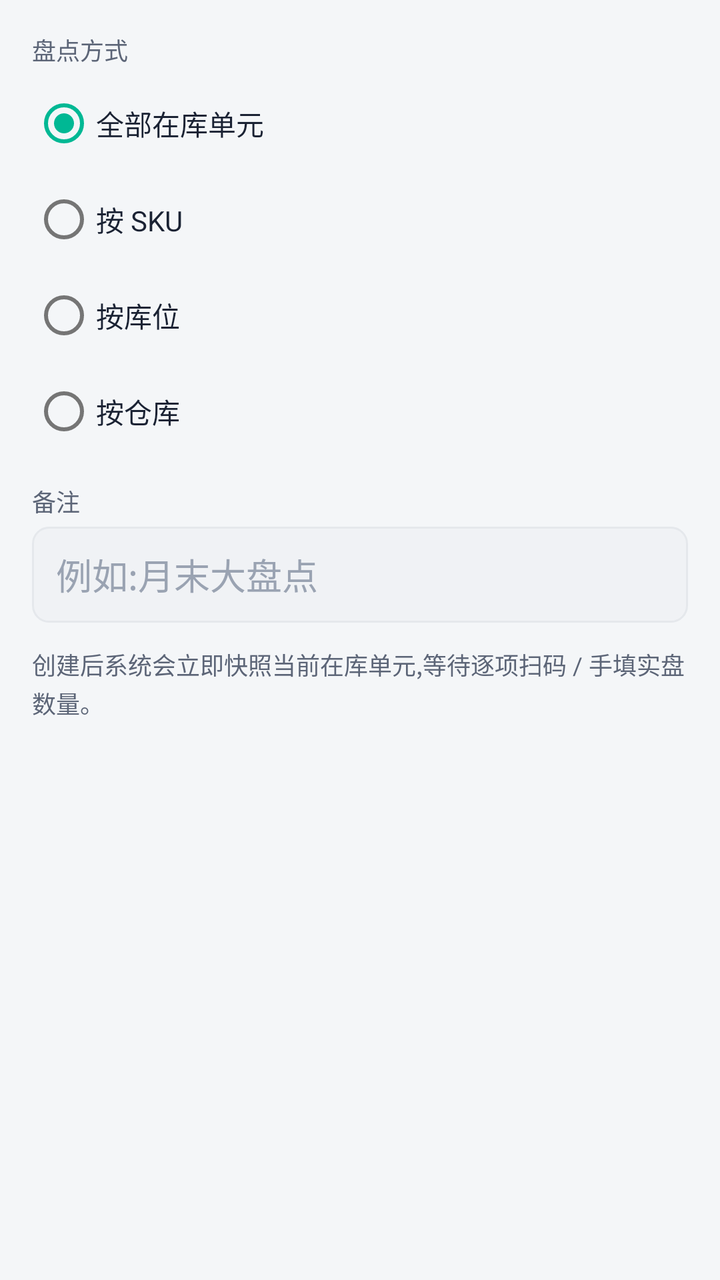
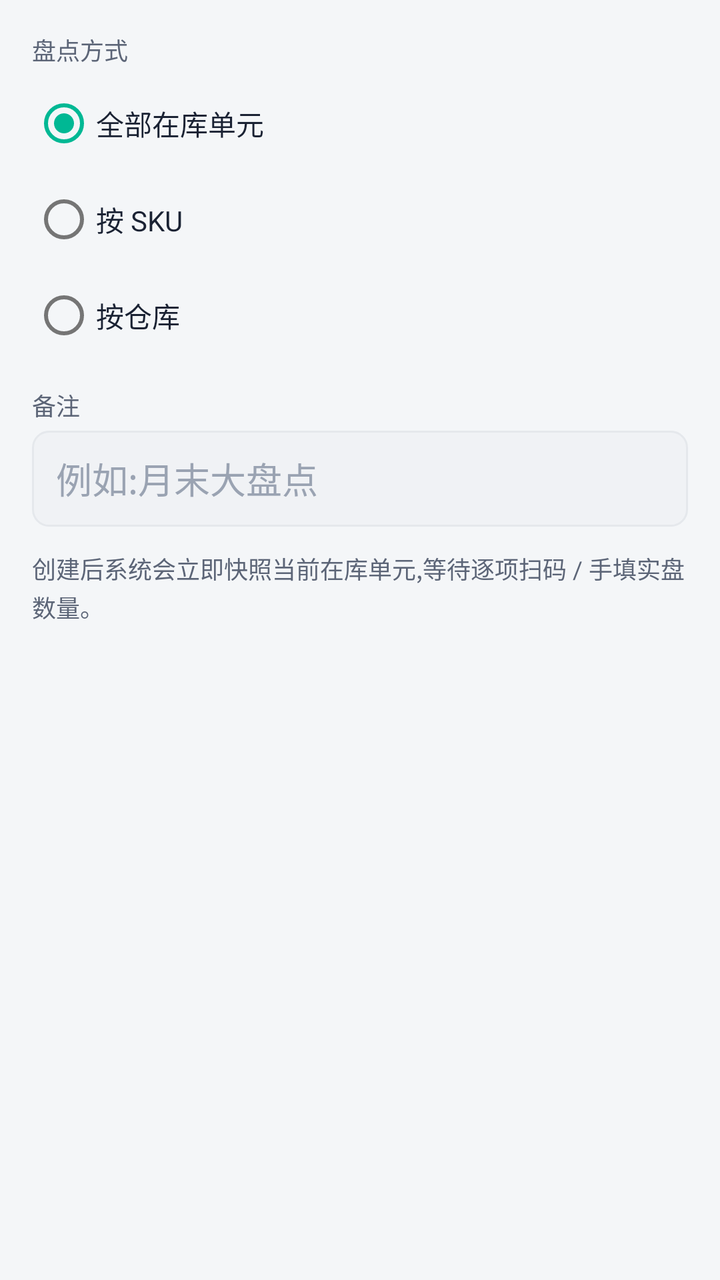

Screens rendered from an Android XML layout before and after an edit, with the pre-edit source and the edit as a unified diff.
<!-- AndroidManifest.xml: application theme Theme.SimpleWmsPda -->
<!-- res/layout/dialog_stocktake_new.xml -->
<?xml version="1.0" encoding="utf-8"?>
<ScrollView xmlns:android="http://schemas.android.com/apk/res/android"
    android:layout_width="match_parent"
    android:layout_height="wrap_content"
    android:fillViewport="true">

    <LinearLayout
        android:layout_width="match_parent"
        android:layout_height="wrap_content"
        android:orientation="vertical"
        android:padding="@dimen/space_lg">

        <TextView
            android:layout_width="wrap_content"
            android:layout_height="wrap_content"
            android:text="@string/stocktake_scope"
            style="@style/Text.Caption" />

        <RadioGroup
            android:id="@+id/rg_scope"
            android:layout_width="match_parent"
            android:layout_height="wrap_content"
            android:layout_marginTop="@dimen/space_xs"
            android:orientation="vertical">

            <RadioButton
                android:id="@+id/rb_scope_all"
                android:layout_width="match_parent"
                android:layout_height="wrap_content"
                android:minHeight="@dimen/touch_min"
                android:checked="true"
                android:text="@string/stocktake_scope_all"
                android:textColor="@color/text_primary" />

            <RadioButton
                android:id="@+id/rb_scope_sku"
                android:layout_width="match_parent"
                android:layout_height="wrap_content"
                android:minHeight="@dimen/touch_min"
                android:text="@string/stocktake_scope_sku"
                android:textColor="@color/text_primary" />

            <RadioButton
                android:id="@+id/rb_scope_location"
                android:layout_width="match_parent"
                android:layout_height="wrap_content"
                android:minHeight="@dimen/touch_min"
                android:text="@string/stocktake_scope_location"
                android:textColor="@color/text_primary" />

            <RadioButton
                android:id="@+id/rb_scope_warehouse"
                android:layout_width="match_parent"
                android:layout_height="wrap_content"
                android:minHeight="@dimen/touch_min"
                android:text="@string/stocktake_scope_warehouse"
                android:textColor="@color/text_primary" />
        </RadioGroup>

        <TextView
            android:id="@+id/tv_keyword_label"
            android:layout_width="wrap_content"
            android:layout_height="wrap_content"
            android:layout_marginTop="@dimen/space_md"
            android:text="@string/stocktake_sku_label"
            android:visibility="gone"
            style="@style/Text.Caption" />

        <EditText
            android:id="@+id/et_keyword"
            android:layout_width="match_parent"
            android:layout_height="@dimen/touch_min"
            android:layout_marginTop="@dimen/space_xs"
            android:background="@drawable/bg_input"
            android:paddingStart="@dimen/space_md"
            android:paddingEnd="@dimen/space_md"
            android:hint="@string/stocktake_sku_hint"
            android:textColor="@color/text_primary"
            android:textColorHint="@color/text_hint"
            android:inputType="text"
            android:visibility="gone" />

        <TextView
            android:id="@+id/tv_warehouse_label"
            android:layout_width="wrap_content"
            android:layout_height="wrap_content"
            android:layout_marginTop="@dimen/space_md"
            android:text="@string/stocktake_warehouse_label"
            android:visibility="gone"
            style="@style/Text.Caption" />

        <Spinner
            android:id="@+id/sp_warehouse"
            android:layout_width="match_parent"
            android:layout_height="@dimen/touch_min"
            android:layout_marginTop="@dimen/space_xs"
            android:background="@drawable/bg_input"
            android:visibility="gone" />

        <TextView
            android:id="@+id/tv_location_label"
            android:layout_width="wrap_content"
            android:layout_height="wrap_content"
            android:layout_marginTop="@dimen/space_md"
            android:text="@string/stocktake_scope_location"
            android:visibility="gone"
            style="@style/Text.Caption" />

        <Spinner
            android:id="@+id/sp_location"
            android:layout_width="match_parent"
            android:layout_height="@dimen/touch_min"
            android:layout_marginTop="@dimen/space_xs"
            android:background="@drawable/bg_input"
            android:visibility="gone" />

        <TextView
            android:id="@+id/tv_multi_loc_label"
            android:layout_width="wrap_content"
            android:layout_height="wrap_content"
            android:layout_marginTop="@dimen/space_md"
            android:text="@string/stocktake_multi_loc_label"
            android:visibility="gone"
            style="@style/Text.Caption" />

        <TextView
            android:id="@+id/tv_multi_loc_value"
            android:layout_width="match_parent"
            android:layout_height="@dimen/touch_min"
            android:layout_marginTop="@dimen/space_xs"
            android:background="@drawable/bg_input"
            android:gravity="center_vertical"
            android:paddingStart="@dimen/space_md"
            android:paddingEnd="@dimen/space_md"
            android:text="@string/stocktake_multi_loc_all"
            android:textColor="@color/text_primary"
            android:visibility="gone" />

        <TextView
            android:layout_width="wrap_content"
            android:layout_height="wrap_content"
            android:layout_marginTop="@dimen/space_md"
            android:text="@string/stocktake_remark"
            style="@style/Text.Caption" />

        <EditText
            android:id="@+id/et_remark"
            android:layout_width="match_parent"
            android:layout_height="@dimen/touch_min"
            android:layout_marginTop="@dimen/space_xs"
            android:background="@drawable/bg_input"
            android:paddingStart="@dimen/space_md"
            android:paddingEnd="@dimen/space_md"
            android:hint="@string/stocktake_remark_hint"
            android:textColor="@color/text_primary"
            android:textColorHint="@color/text_hint"
            android:inputType="text" />

        <TextView
            android:layout_width="wrap_content"
            android:layout_height="wrap_content"
            android:layout_marginTop="@dimen/space_md"
            android:text="@string/stocktake_create_fmt"
            android:lineSpacingExtra="2dp"
            style="@style/Text.Caption" />
    </LinearLayout>
</ScrollView>
<!-- resources referenced by this layout -->
<resources>
  <color name="text_hint">#9AA3B2</color>
  <color name="text_primary">#1A2233</color>
  <dimen name="space_lg">16dp</dimen>
  <dimen name="space_md">12dp</dimen>
  <dimen name="space_xs">4dp</dimen>
  <dimen name="touch_min">48dp</dimen>
  <!-- drawable bg_input (drawable) -->
  <?xml version="1.0" encoding="utf-8"?>
  <shape xmlns:android="http://schemas.android.com/apk/res/android" android:shape="rectangle">
      <solid android:color="@color/bg_subtle" />
      <corners android:radius="8dp" />
      <stroke android:width="1dp" android:color="@color/divider" />
  </shape>
  <string name="stocktake_create_fmt">创建后系统会立即快照当前在库单元,等待逐项扫码 / 手填实盘数量。</string>
  <string name="stocktake_multi_loc_all">全部库位(点此选择)</string>
  <string name="stocktake_multi_loc_label">限定库位(可多选)</string>
  <string name="stocktake_remark">备注</string>
  <string name="stocktake_remark_hint">例如:月末大盘点</string>
  <string name="stocktake_scope">盘点方式</string>
  <string name="stocktake_scope_all">全部在库单元</string>
  <string name="stocktake_scope_location">按库位</string>
  <string name="stocktake_scope_sku">按 SKU</string>
  <string name="stocktake_scope_warehouse">按仓库</string>
  <string name="stocktake_sku_hint">输入 SKU,多个用逗号分隔(最多 50 个)</string>
  <string name="stocktake_sku_label">SKU</string>
  <string name="stocktake_warehouse_label">仓库</string>
  <style name="Text.Caption">
          <item name="android:textSize">@dimen/text_caption</item>
          <item name="android:textColor">@color/text_secondary</item>
      </style>
  <style name="Theme.SimpleWmsPda" parent="Theme.SimpleWMS" />
  <color name="bg_subtle">#F0F2F5</color>
  <color name="divider">#E5E8EC</color>
  <dimen name="text_caption">12sp</dimen>
  <color name="text_secondary">#5C6577</color>
  <style name="Theme.SimpleWMS" parent="Theme.MaterialComponents.Light.NoActionBar">
          <item name="colorPrimary">@color/primary</item>
          <item name="colorPrimaryDark">@color/primary_dark</item>
          <item name="colorAccent">@color/accent</item>
          <item name="android:windowBackground">@color/bg_page</item>
          <item name="android:statusBarColor">@color/primary_dark</item>
          <item name="android:navigationBarColor">@color/bg_card</item>
          <item name="android:textColorPrimary">@color/text_primary</item>
          <item name="android:textColorSecondary">@color/text_secondary</item>
          <item name="materialButtonStyle">@style/Widget.SimpleWMS.Button</item>
      </style>
  <color name="primary">#1E6BFF</color>
  <color name="primary_dark">#0E4CCB</color>
  <color name="accent">#00B894</color>
  <color name="bg_page">#F4F6F8</color>
  <color name="bg_card">#FFFFFF</color>
  <style name="Widget.SimpleWMS.Button" parent="Widget.MaterialComponents.Button">
          <item name="cornerRadius">@dimen/card_corner</item>
          <item name="android:minHeight">@dimen/touch_min</item>
          <item name="android:textSize">@dimen/text_subtitle</item>
      </style>
  <dimen name="card_corner">12dp</dimen>
  <dimen name="text_subtitle">16sp</dimen>
</resources>

<!-- the commit's change to res/layout/dialog_stocktake_new.xml (unified diff, before → after) -->
@@ -41,14 +41,6 @@
                 android:textColor="@color/text_primary" />
 
             <RadioButton
-                android:id="@+id/rb_scope_location"
-                android:layout_width="match_parent"
-                android:layout_height="wrap_content"
-                android:minHeight="@dimen/touch_min"
-                android:text="@string/stocktake_scope_location"
-                android:textColor="@color/text_primary" />
-
-            <RadioButton
                 android:id="@+id/rb_scope_warehouse"
                 android:layout_width="match_parent"
                 android:layout_height="wrap_content"
@@ -58,7 +50,7 @@
         </RadioGroup>
 
         <TextView
-            android:id="@+id/tv_keyword_label"
+            android:id="@+id/tv_sku_label"
             android:layout_width="wrap_content"
             android:layout_height="wrap_content"
             android:layout_marginTop="@dimen/space_md"
@@ -66,18 +58,18 @@
             android:visibility="gone"
             style="@style/Text.Caption" />
 
-        <EditText
-            android:id="@+id/et_keyword"
+        
+        <TextView
+            android:id="@+id/tv_sku_value"
             android:layout_width="match_parent"
             android:layout_height="@dimen/touch_min"
             android:layout_marginTop="@dimen/space_xs"
             android:background="@drawable/bg_input"
+            android:gravity="center_vertical"
             android:paddingStart="@dimen/space_md"
             android:paddingEnd="@dimen/space_md"
-            android:hint="@string/stocktake_sku_hint"
+            android:text="@string/stocktake_sku_none"
             android:textColor="@color/text_primary"
-            android:textColorHint="@color/text_hint"
-            android:inputType="text"
             android:visibility="gone" />
 
         <TextView
@@ -91,23 +83,6 @@
 
         <Spinner
             android:id="@+id/sp_warehouse"
-            android:layout_width="match_parent"
-            android:layout_height="@dimen/touch_min"
-            android:layout_marginTop="@dimen/space_xs"
-            android:background="@drawable/bg_input"
-            android:visibility="gone" />
-
-        <TextView
-            android:id="@+id/tv_location_label"
-            android:layout_width="wrap_content"
-            android:layout_height="wrap_content"
-            android:layout_marginTop="@dimen/space_md"
-            android:text="@string/stocktake_scope_location"
-            android:visibility="gone"
-            style="@style/Text.Caption" />
-
-        <Spinner
-            android:id="@+id/sp_location"
             android:layout_width="match_parent"
             android:layout_height="@dimen/touch_min"
             android:layout_marginTop="@dimen/space_xs"
<!-- resource entries referenced after the edit -->
@@ -20,11 +20,10 @@
   <string name="stocktake_remark_hint">例如:月末大盘点</string>
   <string name="stocktake_scope">盘点方式</string>
   <string name="stocktake_scope_all">全部在库单元</string>
-  <string name="stocktake_scope_location">按库位</string>
   <string name="stocktake_scope_sku">按 SKU</string>
   <string name="stocktake_scope_warehouse">按仓库</string>
-  <string name="stocktake_sku_hint">输入 SKU,多个用逗号分隔(最多 50 个)</string>
   <string name="stocktake_sku_label">SKU</string>
+  <string name="stocktake_sku_none">点此选择商品(可多选)</string>
   <string name="stocktake_warehouse_label">仓库</string>
   <style name="Text.Caption">
           <item name="android:textSize">@dimen/text_caption</item>
